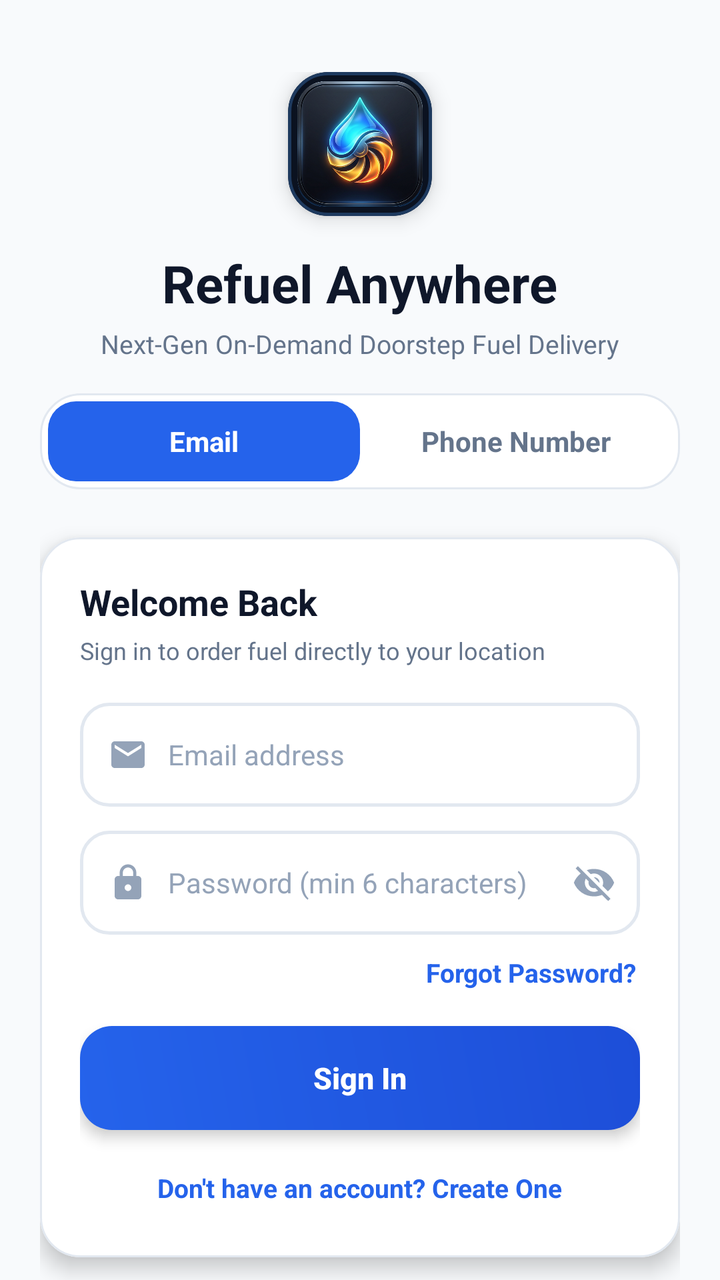
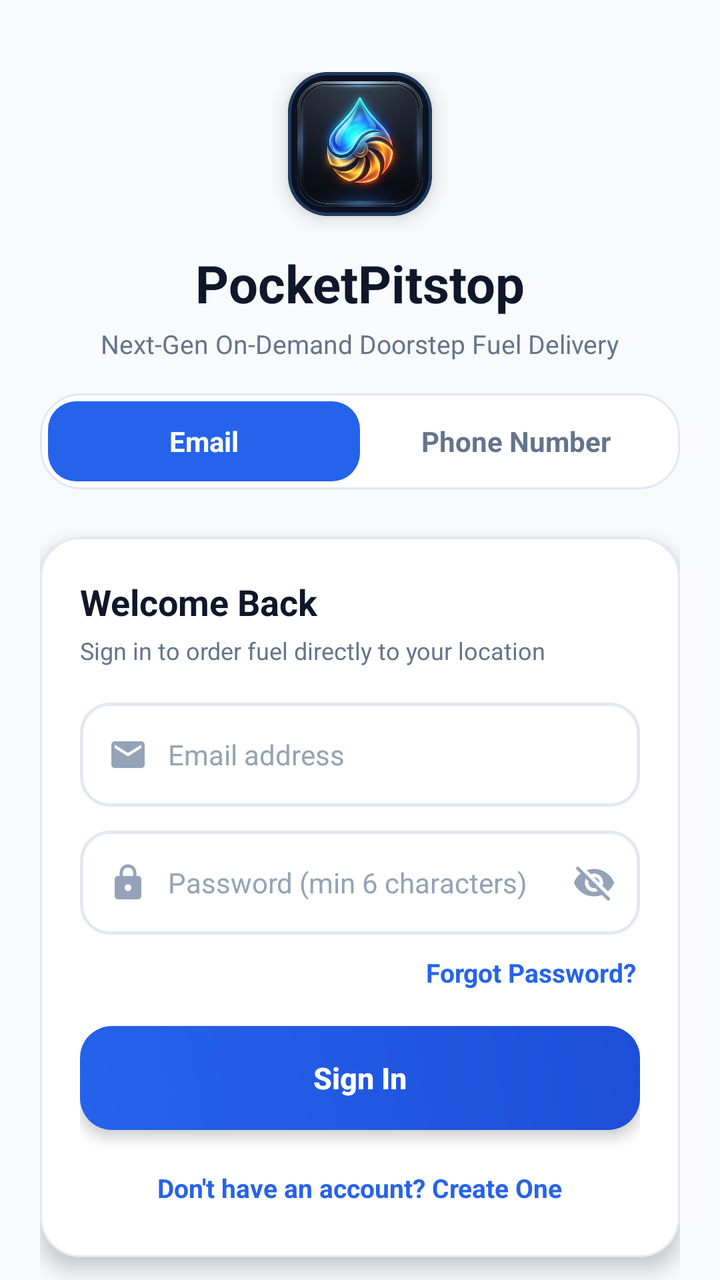

Before-and-after screenshots of an Android layout around one commit, followed by the original layout XML and the change that was made.
<!-- AndroidManifest.xml: application theme Theme.FuelOnWheelsApp -->
<!-- res/layout/activity_sign_in.xml -->
<?xml version="1.0" encoding="utf-8"?>
<androidx.core.widget.NestedScrollView xmlns:android="http://schemas.android.com/apk/res/android"
    xmlns:app="http://schemas.android.com/apk/res-auto"
    xmlns:tools="http://schemas.android.com/tools"
    android:layout_width="match_parent"
    android:layout_height="match_parent"
    android:background="@color/bg_slate"
    android:fillViewport="true"
    tools:context=".signIn.SignInActivity">

    <LinearLayout
        android:layout_width="match_parent"
        android:layout_height="wrap_content"
        android:gravity="center_horizontal"
        android:orientation="vertical"
        android:paddingStart="20dp"
        android:paddingTop="36dp"
        android:paddingEnd="20dp"
        android:paddingBottom="28dp">

        
        <com.google.android.material.card.MaterialCardView
            android:layout_width="72dp"
            android:layout_height="72dp"
            android:layout_marginBottom="16dp"
            app:cardBackgroundColor="#0B1220"
            app:cardCornerRadius="20dp"
            app:cardElevation="6dp"
            app:strokeColor="#1E3A5F"
            app:strokeWidth="1.5dp">

            <ImageView
                android:layout_width="match_parent"
                android:layout_height="match_parent"
                android:contentDescription="@string/logo"
                android:padding="2dp"
                android:src="@drawable/logo" />
        </com.google.android.material.card.MaterialCardView>

        
        <TextView
            android:layout_width="wrap_content"
            android:layout_height="wrap_content"
            android:text="Refuel Anywhere"
            android:textColor="@color/brand_navy"
            android:textSize="26sp"
            android:textStyle="bold" />

        <TextView
            android:layout_width="wrap_content"
            android:layout_height="wrap_content"
            android:layout_marginTop="4dp"
            android:layout_marginBottom="16dp"
            android:text="Next-Gen On-Demand Doorstep Fuel Delivery"
            android:textColor="@color/text_secondary"
            android:textSize="13sp" />

        
        <LinearLayout
            android:layout_width="match_parent"
            android:layout_height="48dp"
            android:layout_marginBottom="24dp"
            android:background="@drawable/card_elevated_rounded"
            android:orientation="horizontal"
            android:padding="4dp">

            
            <TextView
                android:id="@+id/tab_email"
                android:layout_width="0dp"
                android:layout_height="match_parent"
                android:layout_weight="1"
                android:background="@drawable/tab_selected_bg"
                android:gravity="center"
                android:text="Email"
                android:textColor="@color/white"
                android:textSize="14sp"
                android:textStyle="bold" />

            
            <TextView
                android:id="@+id/tab_phone"
                android:layout_width="0dp"
                android:layout_height="match_parent"
                android:layout_weight="1"
                android:gravity="center"
                android:text="Phone Number"
                android:textColor="@color/text_secondary"
                android:textSize="14sp"
                android:textStyle="bold" />
        </LinearLayout>

        
        <com.google.android.material.card.MaterialCardView
            android:layout_width="match_parent"
            android:layout_height="wrap_content"
            android:layout_marginBottom="20dp"
            app:cardBackgroundColor="@color/surface_card"
            app:cardCornerRadius="20dp"
            app:cardElevation="6dp"
            app:strokeColor="@color/card_border"
            app:strokeWidth="1dp">

            <LinearLayout
                android:layout_width="match_parent"
                android:layout_height="wrap_content"
                android:orientation="vertical"
                android:padding="20dp">

                
                <LinearLayout
                    android:id="@+id/layout_email_form"
                    android:layout_width="match_parent"
                    android:layout_height="wrap_content"
                    android:orientation="vertical"
                    android:visibility="visible">

                    <TextView
                        android:id="@+id/tv_form_title"
                        android:layout_width="wrap_content"
                        android:layout_height="wrap_content"
                        android:layout_marginBottom="4dp"
                        android:text="Welcome Back"
                        android:textColor="@color/brand_navy"
                        android:textSize="18sp"
                        android:textStyle="bold" />

                    <TextView
                        android:id="@+id/tv_form_subtitle"
                        android:layout_width="wrap_content"
                        android:layout_height="wrap_content"
                        android:layout_marginBottom="18dp"
                        android:text="Sign in to order fuel directly to your location"
                        android:textColor="@color/text_secondary"
                        android:textSize="12sp" />

                    
                    <LinearLayout
                        android:id="@+id/layout_full_name"
                        android:layout_width="match_parent"
                        android:layout_height="52dp"
                        android:layout_marginBottom="12dp"
                        android:background="@drawable/input_field_bg"
                        android:gravity="center_vertical"
                        android:orientation="horizontal"
                        android:paddingStart="14dp"
                        android:paddingEnd="14dp"
                        android:visibility="gone">

                        <ImageView
                            android:layout_width="20dp"
                            android:layout_height="20dp"
                            android:layout_marginEnd="10dp"
                            android:contentDescription="@null"
                            android:src="@drawable/ic_baseline_person_24"
                            app:tint="@color/text_muted" />

                        <EditText
                            android:id="@+id/et_full_name"
                            android:layout_width="match_parent"
                            android:layout_height="match_parent"
                            android:background="@android:color/transparent"
                            android:hint="Full Name"
                            android:inputType="textPersonName"
                            android:textColor="@color/brand_navy"
                            android:textColorHint="@color/text_muted"
                            android:textSize="14sp" />
                    </LinearLayout>

                    
                    <LinearLayout
                        android:layout_width="match_parent"
                        android:layout_height="52dp"
                        android:layout_marginBottom="12dp"
                        android:background="@drawable/input_field_bg"
                        android:gravity="center_vertical"
                        android:orientation="horizontal"
                        android:paddingStart="14dp"
                        android:paddingEnd="14dp">

                        <ImageView
                            android:layout_width="20dp"
                            android:layout_height="20dp"
                            android:layout_marginEnd="10dp"
                            android:contentDescription="@null"
                            android:src="@drawable/ic_mail_outline_24"
                            app:tint="@color/text_muted" />

                        <EditText
                            android:id="@+id/et_email"
                            android:layout_width="match_parent"
                            android:layout_height="match_parent"
                            android:background="@android:color/transparent"
                            android:hint="Email address"
                            android:inputType="textEmailAddress"
                            android:textColor="@color/brand_navy"
                            android:textColorHint="@color/text_muted"
                            android:textSize="14sp" />
                    </LinearLayout>

                    
                    <LinearLayout
                        android:layout_width="match_parent"
                        android:layout_height="52dp"
                        android:layout_marginBottom="8dp"
                        android:background="@drawable/input_field_bg"
                        android:gravity="center_vertical"
                        android:orientation="horizontal"
                        android:paddingStart="14dp"
                        android:paddingEnd="12dp">

                        <ImageView
                            android:layout_width="20dp"
                            android:layout_height="20dp"
                            android:layout_marginEnd="10dp"
                            android:contentDescription="@null"
                            android:src="@drawable/ic_lock_outline_24"
                            app:tint="@color/text_muted" />

                        <EditText
                            android:id="@+id/et_password"
                            android:layout_width="0dp"
                            android:layout_height="match_parent"
                            android:layout_weight="1"
                            android:background="@android:color/transparent"
                            android:hint="Password (min 6 characters)"
                            android:inputType="textPassword"
                            android:textColor="@color/brand_navy"
                            android:textColorHint="@color/text_muted"
                            android:textSize="14sp" />

                        <ImageView
                            android:id="@+id/iv_toggle_password"
                            android:layout_width="22dp"
                            android:layout_height="22dp"
                            android:background="?attr/selectableItemBackgroundBorderless"
                            android:contentDescription="Toggle Password"
                            android:src="@drawable/ic_visibility_off_24"
                            app:tint="@color/text_muted" />
                    </LinearLayout>

                    
                    <LinearLayout
                        android:id="@+id/layout_forgot_password"
                        android:layout_width="match_parent"
                        android:layout_height="wrap_content"
                        android:layout_marginBottom="16dp"
                        android:gravity="end"
                        android:orientation="horizontal">

                        <TextView
                            android:id="@+id/tv_forgot_password"
                            android:layout_width="wrap_content"
                            android:layout_height="wrap_content"
                            android:background="?attr/selectableItemBackgroundBorderless"
                            android:clickable="true"
                            android:focusable="true"
                            android:paddingStart="6dp"
                            android:paddingTop="2dp"
                            android:paddingEnd="2dp"
                            android:paddingBottom="2dp"
                            android:text="Forgot Password?"
                            android:textColor="@color/brand_primary"
                            android:textSize="13sp"
                            android:textStyle="bold" />
                    </LinearLayout>

                    
                    <Button
                        android:id="@+id/btn_email_submit"
                        android:layout_width="match_parent"
                        android:layout_height="52dp"
                        android:layout_marginBottom="14dp"
                        android:background="@drawable/bg_primary_button"
                        app:backgroundTint="@null"
                        android:elevation="4dp"
                        android:stateListAnimator="@null"
                        android:text="Sign In"
                        android:textAllCaps="false"
                        android:textColor="@color/white"
                        android:textSize="15sp"
                        android:textStyle="bold" />

                    
                    <TextView
                        android:id="@+id/tv_toggle_auth_mode"
                        android:layout_width="wrap_content"
                        android:layout_height="wrap_content"
                        android:layout_gravity="center_horizontal"
                        android:padding="6dp"
                        android:text="Don't have an account? Create One"
                        android:textColor="@color/brand_primary"
                        android:textSize="13sp"
                        android:textStyle="bold" />
                </LinearLayout>

                
                <LinearLayout
                    android:id="@+id/layout_phone_form"
                    android:layout_width="match_parent"
                    android:layout_height="wrap_content"
                    android:orientation="vertical"
                    android:visibility="gone">

                    <TextView
                        android:layout_width="wrap_content"
                        android:layout_height="wrap_content"
                        android:layout_marginBottom="4dp"
                        android:text="Mobile Verification"
                        android:textColor="@color/brand_navy"
                        android:textSize="18sp"
                        android:textStyle="bold" />

                    <TextView
                        android:layout_width="wrap_content"
                        android:layout_height="wrap_content"
                        android:layout_marginBottom="18dp"
                        android:text="We'll send an OTP code to verify your phone"
                        android:textColor="@color/text_secondary"
                        android:textSize="12sp" />

                    
                    <LinearLayout
                        android:layout_width="match_parent"
                        android:layout_height="52dp"
                        android:layout_marginBottom="12dp"
                        android:background="@drawable/input_field_bg"
                        android:gravity="center_vertical"
                        android:orientation="horizontal"
                        android:paddingStart="14dp"
                        android:paddingEnd="14dp">

                        <TextView
                            android:layout_width="wrap_content"
                            android:layout_height="wrap_content"
                            android:background="@drawable/badge_pill_blue"
                            android:paddingStart="8dp"
                            android:paddingTop="3dp"
                            android:paddingEnd="8dp"
                            android:paddingBottom="3dp"
                            android:text="🇮🇳 +91"
                            android:textColor="@color/pill_blue_text"
                            android:textSize="12sp"
                            android:textStyle="bold" />

                        <EditText
                            android:id="@+id/signIn_et_phone_no"
                            android:layout_width="match_parent"
                            android:layout_height="match_parent"
                            android:layout_marginStart="10dp"
                            android:background="@android:color/transparent"
                            android:hint="10-digit mobile number"
                            android:inputType="phone"
                            android:maxLength="10"
                            android:textColor="@color/brand_navy"
                            android:textColorHint="@color/text_muted"
                            android:textSize="14sp" />
                    </LinearLayout>

                    
                    <Button
                        android:id="@+id/signIn_btn_getOtp"
                        android:layout_width="match_parent"
                        android:layout_height="52dp"
                        android:layout_marginBottom="12dp"
                        android:background="@drawable/bg_primary_button"
                        app:backgroundTint="@null"
                        android:elevation="4dp"
                        android:stateListAnimator="@null"
                        android:text="Send Verification Code"
                        android:textAllCaps="false"
                        android:textColor="@color/white"
                        android:textSize="15sp"
                        android:textStyle="bold" />

                    
                    <LinearLayout
                        android:id="@+id/layout_otp_input"
                        android:layout_width="match_parent"
                        android:layout_height="wrap_content"
                        android:orientation="vertical"
                        android:visibility="gone">

                        
                        <LinearLayout
                            android:layout_width="match_parent"
                            android:layout_height="wrap_content"
                            android:layout_marginBottom="14dp"
                            android:background="@drawable/badge_pill_blue"
                            android:gravity="center_vertical"
                            android:orientation="horizontal"
                            android:paddingStart="12dp"
                            android:paddingTop="8dp"
                            android:paddingEnd="12dp"
                            android:paddingBottom="8dp">

                            <TextView
                                android:id="@+id/tv_otp_sent_to"
                                android:layout_width="0dp"
                                android:layout_height="wrap_content"
                                android:layout_weight="1"
                                android:text="SMS sent to +91 ••••• •••••"
                                android:textColor="@color/brand_navy"
                                android:textSize="12sp"
                                android:textStyle="bold" />

                            <TextView
                                android:id="@+id/tv_edit_phone"
                                android:layout_width="wrap_content"
                                android:layout_height="wrap_content"
                                android:background="?android:attr/selectableItemBackgroundBorderless"
                                android:clickable="true"
                                android:focusable="true"
                                android:paddingStart="8dp"
                                android:paddingTop="2dp"
                                android:paddingEnd="8dp"
                                android:paddingBottom="2dp"
                                android:text="Change"
                                android:textColor="@color/brand_primary"
                                android:textSize="12sp"
                                android:textStyle="bold" />
                        </LinearLayout>

                        <LinearLayout
                            android:layout_width="match_parent"
                            android:layout_height="52dp"
                            android:layout_marginBottom="6dp"
                            android:background="@drawable/input_field_bg"
                            android:gravity="center_vertical"
                            android:orientation="horizontal"
                            android:paddingStart="16dp"
                            android:paddingEnd="16dp">

                            <EditText
                                android:id="@+id/signIn_et_otp"
                                android:layout_width="match_parent"
                                android:layout_height="match_parent"
                                android:background="@android:color/transparent"
                                android:gravity="center"
                                android:hint="Enter 6-digit OTP"
                                android:inputType="number"
                                android:letterSpacing="0.2"
                                android:maxLength="6"
                                android:textColor="@color/brand_navy"
                                android:textColorHint="@color/text_muted"
                                android:textSize="20sp"
                                android:textStyle="bold" />
                        </LinearLayout>

                        <TextView
                            android:layout_width="wrap_content"
                            android:layout_height="wrap_content"
                            android:layout_gravity="center_horizontal"
                            android:layout_marginBottom="14dp"
                            android:text="OTP is valid for 10 minutes. Do not share with anyone."
                            android:textColor="@color/text_secondary"
                            android:textSize="11sp" />

                        <Button
                            android:id="@+id/signIn_btn_next"
                            android:layout_width="match_parent"
                            android:layout_height="52dp"
                            android:layout_marginBottom="8dp"
                            android:background="@drawable/bg_primary_button"
                            app:backgroundTint="@null"
                            android:elevation="4dp"
                            android:stateListAnimator="@null"
                            android:text="Verify &amp; Sign In"
                            android:textAllCaps="false"
                            android:textColor="@color/white"
                            android:textSize="15sp"
                            android:textStyle="bold" />

                        <TextView
                            android:id="@+id/signIn_tv_resend"
                            android:layout_width="wrap_content"
                            android:layout_height="wrap_content"
                            android:layout_gravity="center_horizontal"
                            android:padding="6dp"
                            android:text="Didn't receive code? Resend OTP"
                            android:textColor="@color/brand_primary"
                            android:textSize="12sp"
                            android:textStyle="bold" />
                    </LinearLayout>

                </LinearLayout>

            </LinearLayout>
        </com.google.android.material.card.MaterialCardView>

        
        <TextView
            android:layout_width="wrap_content"
            android:layout_height="wrap_content"
            android:gravity="center"
            android:paddingStart="16dp"
            android:paddingEnd="16dp"
            android:text="By continuing, you agree to Refuel Anywhere's Terms of Service and Privacy Policy"
            android:textColor="@color/text_muted"
            android:textSize="11sp" />

    </LinearLayout>
</androidx.core.widget.NestedScrollView>
<!-- resources referenced by this layout -->
<resources>
  <color name="bg_slate">#F8FAFC</color>
  <color name="brand_navy">#0F172A</color>
  <color name="brand_primary">#2563EB</color>
  <color name="card_border">#E2E8F0</color>
  <color name="pill_blue_text">#1D4ED8</color>
  <color name="surface_card">#FFFFFF</color>
  <color name="text_muted">#94A3B8</color>
  <color name="text_secondary">#64748B</color>
  <color name="white">#FFFFFFFF</color>
  <!-- drawable badge_pill_blue (drawable) -->
  <?xml version="1.0" encoding="utf-8"?>
  <shape xmlns:android="http://schemas.android.com/apk/res/android"
      android:shape="rectangle">
      <solid android:color="@color/pill_blue_bg" />
      <corners android:radius="50dp" />
      <padding
          android:left="10dp"
          android:top="4dp"
          android:right="10dp"
          android:bottom="4dp" />
  </shape>
  <!-- drawable bg_primary_button (drawable) -->
  <?xml version="1.0" encoding="utf-8"?>
  <ripple xmlns:android="http://schemas.android.com/apk/res/android"
      android:color="#40FFFFFF">
      <item>
          <shape android:shape="rectangle">
              <gradient
                  android:angle="45"
                  android:startColor="#2563EB"
                  android:endColor="#1D4ED8"
                  android:type="linear" />
              <corners android:radius="16dp" />
          </shape>
      </item>
  </ripple>
  <!-- drawable card_elevated_rounded (drawable) -->
  <?xml version="1.0" encoding="utf-8"?>
  <shape xmlns:android="http://schemas.android.com/apk/res/android"
      android:shape="rectangle">
      <solid android:color="@color/surface_card" />
      <corners android:radius="20dp" />
      <stroke
          android:width="1dp"
          android:color="@color/card_border" />
  </shape>
  <!-- drawable ic_baseline_person_24 (drawable) -->
  <vector xmlns:android="http://schemas.android.com/apk/res/android"
      android:width="24dp"
      android:height="24dp"
      android:viewportWidth="24"
      android:viewportHeight="24"
      android:tint="?attr/colorControlNormal">
    <path
        android:fillColor="@android:color/white"
        android:pathData="M12,12c2.21,0 4,-1.79 4,-4s-1.79,-4 -4,-4 -4,1.79 -4,4 1.79,4 4,4zM12,14c-2.67,0 -8,1.34 -8,4v2h16v-2c0,-2.66 -5.33,-4 -8,-4z"/>
  </vector>
  <!-- drawable ic_lock_outline_24 (drawable) -->
  <vector xmlns:android="http://schemas.android.com/apk/res/android"
      android:width="24dp"
      android:height="24dp"
      android:viewportWidth="24"
      android:viewportHeight="24">
    <path
        android:fillColor="#64748B"
        android:pathData="M18,8h-1V6c0,-2.76 -2.24,-5 -5,-5S7,3.24 7,6v2H6c-1.1,0 -2,0.9 -2,2v10c0,1.1 0.9,2 2,2h12c1.1,0 2,-0.9 2,-2V10c0,-1.1 -0.9,-2 -2,-2zm-6,9c-1.1,0 -2,-0.9 -2,-2s0.9,-2 2,-2 2,0.9 2,2 -0.9,2 -2,2zm3.1,-9H8.9V6c0,-1.71 1.39,-3.1 3.1,-3.1 1.71,0 3.1,1.39 3.1,3.1v2z"/>
  </vector>
  <!-- drawable ic_mail_outline_24 (drawable) -->
  <vector xmlns:android="http://schemas.android.com/apk/res/android"
      android:width="24dp"
      android:height="24dp"
      android:viewportWidth="24"
      android:viewportHeight="24">
    <path
        android:fillColor="#64748B"
        android:pathData="M20,4H4c-1.1,0 -1.99,0.9 -1.99,2L2,18c0,1.1 0.9,2 2,2h16c1.1,0 2,-0.9 2,-2V6c0,-1.1 -0.9,-2 -2,-2zm0,4l-8,5 -8,-5V6l8,5 8,-5v2z"/>
  </vector>
  <!-- drawable input_field_bg (drawable) -->
  <?xml version="1.0" encoding="utf-8"?>
  <shape xmlns:android="http://schemas.android.com/apk/res/android"
      android:shape="rectangle">
      <solid android:color="@color/surface_card" />
      <corners android:radius="14dp" />
      <stroke
          android:width="1.5dp"
          android:color="@color/card_border" />
  </shape>
  <!-- drawable tab_selected_bg (drawable) -->
  <?xml version="1.0" encoding="utf-8"?>
  <shape xmlns:android="http://schemas.android.com/apk/res/android"
      android:shape="rectangle">
      <solid android:color="@color/brand_primary" />
      <corners android:radius="14dp" />
  </shape>
  <string name="logo">logo</string>
  <color name="pill_blue_bg">#DBEAFE</color>
  <color name="brand_primary_dark">#1D4ED8</color>
  <!-- unchanged entries left out for length: 3 -->
</resources>

<!-- the commit's change to res/layout/activity_sign_in.xml (unified diff, before → after) -->
@@ -41,7 +41,7 @@
         <TextView
             android:layout_width="wrap_content"
             android:layout_height="wrap_content"
-            android:text="Refuel Anywhere"
+            android:text="PocketPitstop"
             android:textColor="@color/brand_navy"
             android:textSize="26sp"
             android:textStyle="bold" />
@@ -495,7 +495,7 @@
             android:gravity="center"
             android:paddingStart="16dp"
             android:paddingEnd="16dp"
-            android:text="By continuing, you agree to Refuel Anywhere's Terms of Service and Privacy Policy"
+            android:text="By continuing, you agree to PocketPitstop's Terms of Service and Privacy Policy"
             android:textColor="@color/text_muted"
             android:textSize="11sp" />
 
